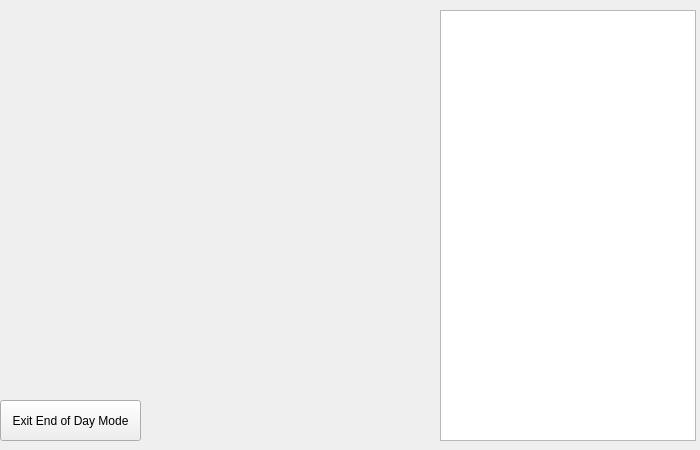
Above: EndOfDayWidget.ui from Ciccio526/BestoPOSo before the change. Below: the same form after it.
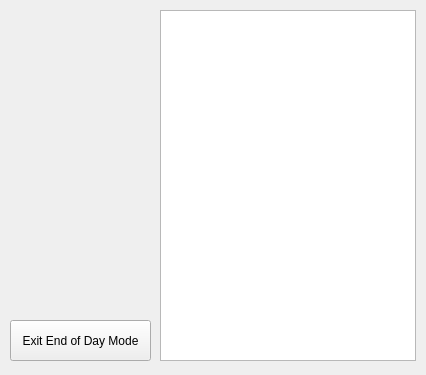
That is the form after the change.

What changed in the file:
```diff
--- a/EndOfDayWidget.ui
+++ b/EndOfDayWidget.ui
@@ -6,8 +6,8 @@
    <rect>
     <x>0</x>
     <y>0</y>
-    <width>700</width>
-    <height>450</height>
+    <width>426</width>
+    <height>375</height>
    </rect>
   </property>
   <property name="windowTitle">
@@ -16,10 +16,10 @@
   <widget class="QTableWidget" name="dataTable">
    <property name="geometry">
     <rect>
-     <x>440</x>
+     <x>160</x>
      <y>10</y>
      <width>256</width>
-     <height>431</height>
+     <height>351</height>
     </rect>
    </property>
    <property name="editTriggers">
@@ -29,8 +29,8 @@
   <widget class="QPushButton" name="exitEndOfDayMode">
    <property name="geometry">
     <rect>
-     <x>0</x>
-     <y>400</y>
+     <x>10</x>
+     <y>320</y>
      <width>141</width>
      <height>41</height>
     </rect>
```
